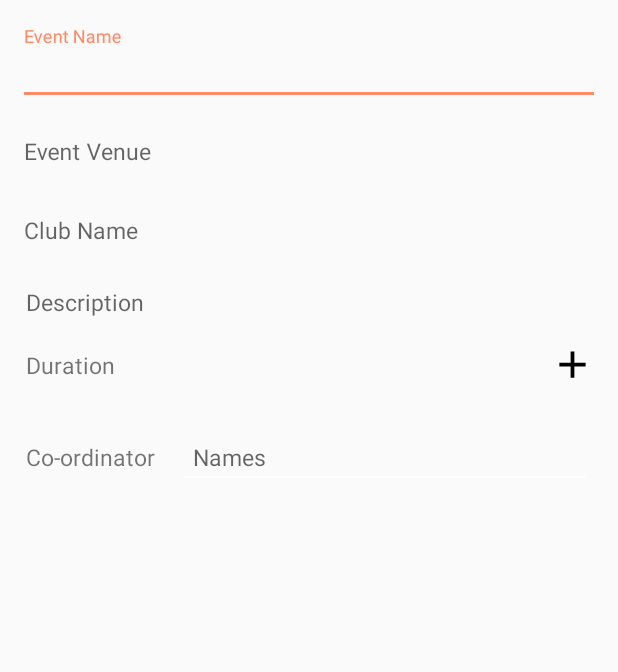
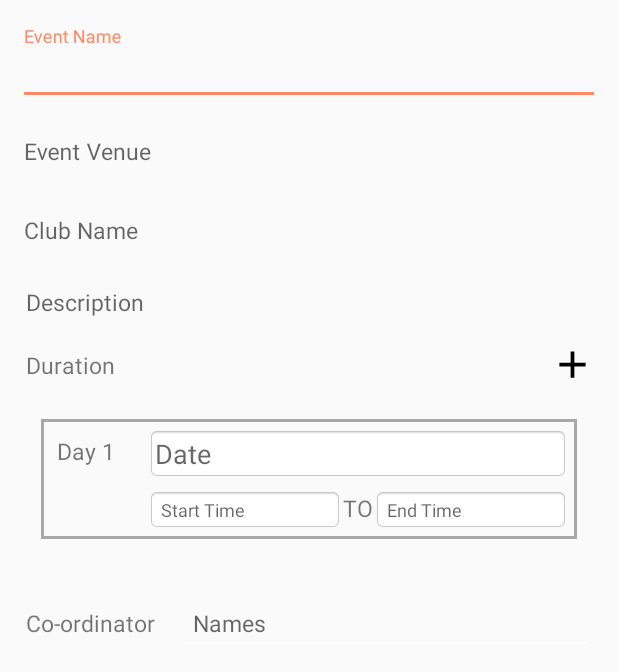
Before and after one commit to Manan-YMCA/ClubConnectApp, an Android app: the layout activity_add_new_event.xml on its own in the app's theme, with its tools: preview values and no code run, on a phone screen of 412 x 824 dp. Shown: the top 672 px of the screen. Run offline under Robolectric (Android 15) with nearby library versions, the phone set to English and light mode, and no system bars.

Commit message:
duration retrieved

```diff
--- a/app/src/main/res/layout/activity_add_new_event.xml
+++ b/app/src/main/res/layout/activity_add_new_event.xml
@@ -113,8 +113,7 @@
             android:id="@+id/event_day_layout"
             android:layout_width="match_parent"
             android:layout_height="wrap_content"
-            android:orientation="vertical"
-            android:visibility="gone">
+            android:orientation="vertical">
 
             <RelativeLayout
                 android:layout_width="match_parent"
```
